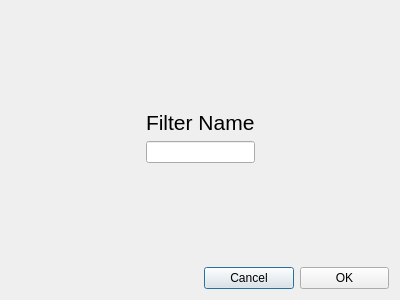
BlueQuartzSoftware/DREAM3D, file Source/Applications/PluginMaker/UI_Files/AddFilterWidget.ui: the form before one commit.
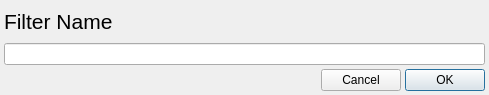
The form after the commit.

Diff of the .ui file:
```diff
--- a/Source/Applications/PluginMaker/UI_Files/AddFilterWidget.ui
+++ b/Source/Applications/PluginMaker/UI_Files/AddFilterWidget.ui
@@ -6,41 +6,30 @@
    <rect>
     <x>0</x>
     <y>0</y>
-    <width>400</width>
-    <height>300</height>
+    <width>489</width>
+    <height>95</height>
    </rect>
   </property>
+  <property name="sizePolicy">
+   <sizepolicy hsizetype="Preferred" vsizetype="Maximum">
+    <horstretch>0</horstretch>
+    <verstretch>0</verstretch>
+   </sizepolicy>
+  </property>
   <property name="windowTitle">
    <string>Dialog</string>
   </property>
-  <layout class="QGridLayout" name="gridLayout">
-   <item row="0" column="2">
-    <spacer name="verticalSpacer_2">
-     <property name="orientation">
-      <enum>Qt::Vertical</enum>
-     </property>
-     <property name="sizeHint" stdset="0">
-      <size>
-       <width>20</width>
-       <height>79</height>
-      </size>
-     </property>
-    </spacer>
-   </item>
-   <item row="1" column="0">
-    <spacer name="horizontalSpacer_2">
-     <property name="orientation">
-      <enum>Qt::Horizontal</enum>
-     </property>
-     <property name="sizeHint" stdset="0">
-      <size>
-       <width>100</width>
-       <height>20</height>
-      </size>
-     </property>
-    </spacer>
-   </item>
-   <item row="1" column="1" colspan="2">
+  <property name="modal">
+   <bool>true</bool>
+  </property>
+  <layout class="QVBoxLayout" name="verticalLayout_2">
+   <property name="spacing">
+    <number>4</number>
+   </property>
+   <property name="margin">
+    <number>4</number>
+   </property>
+   <item>
     <layout class="QVBoxLayout" name="verticalLayout">
      <item>
       <widget class="QLabel" name="label">
@@ -59,33 +48,9 @@
      </item>
     </layout>
    </item>
-   <item row="1" column="3">
-    <spacer name="horizontalSpacer_3">
-     <property name="orientation">
-      <enum>Qt::Horizontal</enum>
-     </property>
-     <property name="sizeHint" stdset="0">
-      <size>
-       <width>119</width>
-       <height>20</height>
-      </size>
-     </property>
-    </spacer>
-   </item>
-   <item row="2" column="2">
-    <spacer name="verticalSpacer">
-     <property name="orientation">
-      <enum>Qt::Vertical</enum>
-     </property>
-     <property name="sizeHint" stdset="0">
-      <size>
-       <width>20</width>
-       <height>78</height>
-      </size>
-     </property>
-    </spacer>
-   </item>
-   <item row="3" column="0" colspan="2">
+   <item>
+    <layout class="QHBoxLayout" name="horizontalLayout">
+     <item>
     <spacer name="horizontalSpacer">
      <property name="orientation">
       <enum>Qt::Horizontal</enum>
@@ -98,8 +63,6 @@
      </property>
     </spacer>
    </item>
-   <item row="3" column="2" colspan="2">
-    <layout class="QHBoxLayout" name="horizontalLayout">
      <item>
       <widget class="QPushButton" name="addfilterCancelButton">
        <property name="text">
@@ -112,6 +75,9 @@
        <property name="text">
         <string>OK</string>
        </property>
+       <property name="default">
+        <bool>true</bool>
+       </property>
       </widget>
      </item>
     </layout>
```
Left out of the diff: 2 changed lines with no effect on the pictures. Lines whose indentation alone changed are shown as unchanged.
